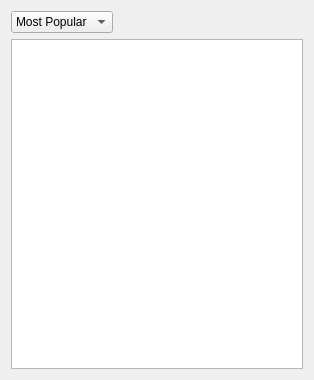
First picture: the form in 2.x/UI/dooble_favorites_popup.ui, repository textbrowser/dooble, before the edit.
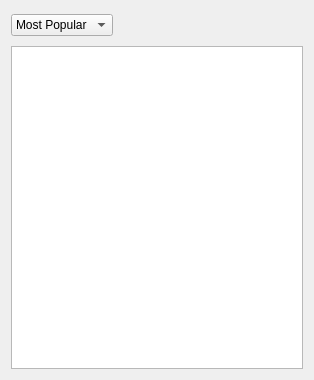
Second picture: the form after the edit. Icons and pictures are not drawn.

Commit message: Prepare removal of favorites from pop-ups.

```diff
--- a/2.x/UI/dooble_favorites_popup.ui
+++ b/2.x/UI/dooble_favorites_popup.ui
@@ -58,6 +58,25 @@
        </property>
       </spacer>
      </item>
+     <item>
+      <widget class="QToolButton" name="delete_selected">
+       <property name="toolTip">
+        <string>Delete Selected Favorite</string>
+       </property>
+       <property name="text">
+        <string/>
+       </property>
+       <property name="iconSize">
+        <size>
+         <width>22</width>
+         <height>22</height>
+        </size>
+       </property>
+       <property name="autoRaise">
+        <bool>true</bool>
+       </property>
+      </widget>
+     </item>
     </layout>
    </item>
    <item>
```
Left out of the diff: 1 changed line with no effect on the pictures. The commit also changes 4 other files.
